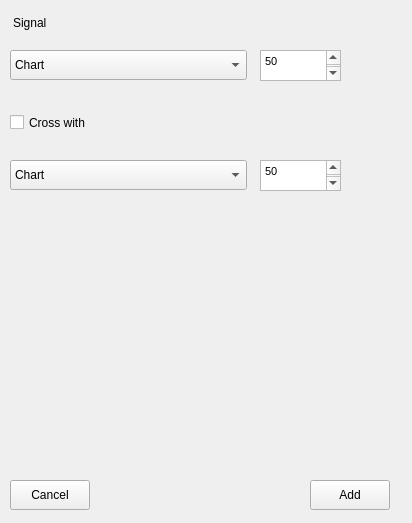
Old version of the form Forms/strategy.ui in the repository Arthur-g-p/StrategyTester.
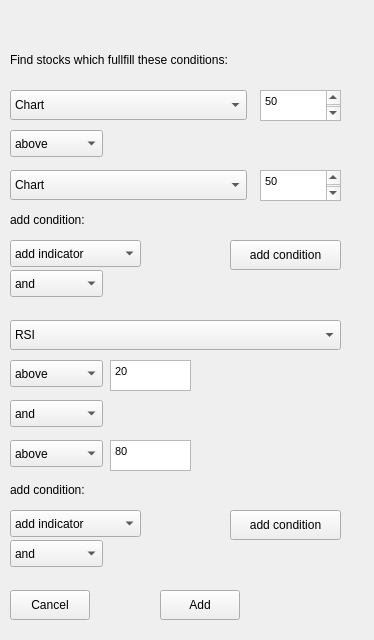
New version of the form.

Commit message: added strategyCrossing. Generalizing strategies

What changed in the file:
```diff
--- a/Forms/strategy.ui
+++ b/Forms/strategy.ui
@@ -6,8 +6,8 @@
    <rect>
     <x>0</x>
     <y>0</y>
-    <width>412</width>
-    <height>523</height>
+    <width>374</width>
+    <height>640</height>
    </rect>
   </property>
   <property name="minimumSize">
@@ -19,24 +19,11 @@
   <property name="windowTitle">
    <string>Form</string>
   </property>
-  <widget class="QCheckBox" name="checkBox">
-   <property name="geometry">
-    <rect>
-     <x>10</x>
-     <y>110</y>
-     <width>109</width>
-     <height>25</height>
-    </rect>
-   </property>
-   <property name="text">
-    <string>Cross with</string>
-   </property>
-  </widget>
   <widget class="QComboBox" name="comboBox_3">
    <property name="geometry">
     <rect>
      <x>10</x>
-     <y>160</y>
+     <y>170</y>
      <width>237</width>
      <height>30</height>
     </rect>
@@ -66,8 +53,8 @@
   <widget class="QPushButton" name="pushButton">
    <property name="geometry">
     <rect>
-     <x>310</x>
-     <y>480</y>
+     <x>160</x>
+     <y>590</y>
      <width>80</width>
      <height>30</height>
     </rect>
@@ -80,7 +67,7 @@
    <property name="geometry">
     <rect>
      <x>10</x>
-     <y>480</y>
+     <y>590</y>
      <width>80</width>
      <height>30</height>
     </rect>
@@ -89,24 +76,11 @@
     <string>Cancel</string>
    </property>
   </widget>
-  <widget class="QLabel" name="label">
-   <property name="geometry">
-    <rect>
-     <x>13</x>
-     <y>13</y>
-     <width>43</width>
-     <height>19</height>
-    </rect>
-   </property>
-   <property name="text">
-    <string>Signal</string>
-   </property>
-  </widget>
   <widget class="QTextEdit" name="textEdit">
    <property name="geometry">
     <rect>
      <x>260</x>
-     <y>50</y>
+     <y>90</y>
      <width>81</width>
      <height>31</height>
     </rect>
@@ -124,7 +98,7 @@
    <property name="geometry">
     <rect>
      <x>10</x>
-     <y>50</y>
+     <y>90</y>
      <width>237</width>
      <height>30</height>
     </rect>
@@ -155,7 +129,7 @@
    <property name="geometry">
     <rect>
      <x>260</x>
-     <y>160</y>
+     <y>170</y>
      <width>81</width>
      <height>31</height>
     </rect>
@@ -169,6 +143,301 @@
 &lt;p style=&quot;-qt-paragraph-type:empty; margin-top:0px; margin-bottom:0px; margin-left:0px; margin-right:0px; -qt-block-indent:0; text-indent:0px;&quot;&gt;&lt;br /&gt;&lt;/p&gt;&lt;/body&gt;&lt;/html&gt;</string>
    </property>
   </widget>
+  <widget class="QLabel" name="label_2">
+   <property name="geometry">
+    <rect>
+     <x>10</x>
+     <y>50</y>
+     <width>331</width>
+     <height>19</height>
+    </rect>
+   </property>
+   <property name="text">
+    <string>Find stocks which fullfill these conditions:</string>
+   </property>
+  </widget>
+  <widget class="QComboBox" name="comboBox">
+   <property name="geometry">
+    <rect>
+     <x>10</x>
+     <y>130</y>
+     <width>93</width>
+     <height>27</height>
+    </rect>
+   </property>
+   <item>
+    <property name="text">
+     <string>above</string>
+    </property>
+   </item>
+   <item>
+    <property name="text">
+     <string>below</string>
+    </property>
+   </item>
+  </widget>
+  <widget class="QComboBox" name="comboBox_2">
+   <property name="geometry">
+    <rect>
+     <x>10</x>
+     <y>240</y>
+     <width>131</width>
+     <height>27</height>
+    </rect>
+   </property>
+   <item>
+    <property name="text">
+     <string>add indicator </string>
+    </property>
+   </item>
+   <item>
+    <property name="text">
+     <string>add oscillator</string>
+    </property>
+   </item>
+   <item>
+    <property name="text">
+     <string/>
+    </property>
+   </item>
+  </widget>
+  <widget class="QTextEdit" name="textEdit_5">
+   <property name="geometry">
+    <rect>
+     <x>110</x>
+     <y>440</y>
+     <width>81</width>
+     <height>31</height>
+    </rect>
+   </property>
+   <property name="html">
+    <string>&lt;!DOCTYPE HTML PUBLIC &quot;-//W3C//DTD HTML 4.0//EN&quot; &quot;http://www.w3.org/TR/REC-html40/strict.dtd&quot;&gt;
+&lt;html&gt;&lt;head&gt;&lt;meta name=&quot;qrichtext&quot; content=&quot;1&quot; /&gt;&lt;style type=&quot;text/css&quot;&gt;
+p, li { white-space: pre-wrap; }
+&lt;/style&gt;&lt;/head&gt;&lt;body style=&quot; font-family:'MS Shell Dlg 2'; font-size:8pt; font-weight:400; font-style:normal;&quot;&gt;
+&lt;p style=&quot; margin-top:0px; margin-bottom:0px; margin-left:0px; margin-right:0px; -qt-block-indent:0; text-indent:0px;&quot;&gt;80&lt;/p&gt;&lt;/body&gt;&lt;/html&gt;</string>
+   </property>
+  </widget>
+  <widget class="QTextEdit" name="textEdit_6">
+   <property name="geometry">
+    <rect>
+     <x>110</x>
+     <y>360</y>
+     <width>81</width>
+     <height>31</height>
+    </rect>
+   </property>
+   <property name="html">
+    <string>&lt;!DOCTYPE HTML PUBLIC &quot;-//W3C//DTD HTML 4.0//EN&quot; &quot;http://www.w3.org/TR/REC-html40/strict.dtd&quot;&gt;
+&lt;html&gt;&lt;head&gt;&lt;meta name=&quot;qrichtext&quot; content=&quot;1&quot; /&gt;&lt;style type=&quot;text/css&quot;&gt;
+p, li { white-space: pre-wrap; }
+&lt;/style&gt;&lt;/head&gt;&lt;body style=&quot; font-family:'MS Shell Dlg 2'; font-size:8pt; font-weight:400; font-style:normal;&quot;&gt;
+&lt;p style=&quot; margin-top:0px; margin-bottom:0px; margin-left:0px; margin-right:0px; -qt-block-indent:0; text-indent:0px;&quot;&gt;20&lt;/p&gt;&lt;/body&gt;&lt;/html&gt;</string>
+   </property>
+  </widget>
+  <widget class="QComboBox" name="comboBox_8">
+   <property name="geometry">
+    <rect>
+     <x>10</x>
+     <y>360</y>
+     <width>93</width>
+     <height>27</height>
+    </rect>
+   </property>
+   <item>
+    <property name="text">
+     <string>above</string>
+    </property>
+   </item>
+   <item>
+    <property name="text">
+     <string>below</string>
+    </property>
+   </item>
+  </widget>
+  <widget class="QComboBox" name="comboBox_9">
+   <property name="geometry">
+    <rect>
+     <x>10</x>
+     <y>320</y>
+     <width>331</width>
+     <height>30</height>
+    </rect>
+   </property>
+   <property name="minimumSize">
+    <size>
+     <width>0</width>
+     <height>30</height>
+    </size>
+   </property>
+   <item>
+    <property name="text">
+     <string>RSI</string>
+    </property>
+   </item>
+  </widget>
+  <widget class="QComboBox" name="comboBox_10">
+   <property name="geometry">
+    <rect>
+     <x>10</x>
+     <y>400</y>
+     <width>93</width>
+     <height>27</height>
+    </rect>
+   </property>
+   <item>
+    <property name="text">
+     <string>and</string>
+    </property>
+   </item>
+   <item>
+    <property name="text">
+     <string>or</string>
+    </property>
+   </item>
+   <item>
+    <property name="text">
+     <string>no condition</string>
+    </property>
+   </item>
+  </widget>
+  <widget class="QPushButton" name="pushButton_3">
+   <property name="geometry">
+    <rect>
+     <x>230</x>
+     <y>240</y>
+     <width>111</width>
+     <height>30</height>
+    </rect>
+   </property>
+   <property name="text">
+    <string>add condition</string>
+   </property>
+  </widget>
+  <widget class="QComboBox" name="comboBox_11">
+   <property name="geometry">
+    <rect>
+     <x>10</x>
+     <y>270</y>
+     <width>93</width>
+     <height>27</height>
+    </rect>
+   </property>
+   <item>
+    <property name="text">
+     <string>and</string>
+    </property>
+   </item>
+   <item>
+    <property name="text">
+     <string>or</string>
+    </property>
+   </item>
+  </widget>
+  <widget class="QLabel" name="label_3">
+   <property name="geometry">
+    <rect>
+     <x>10</x>
+     <y>210</y>
+     <width>331</width>
+     <height>19</height>
+    </rect>
+   </property>
+   <property name="text">
+    <string>add condition:</string>
+   </property>
+  </widget>
+  <widget class="QComboBox" name="comboBox_12">
+   <property name="geometry">
+    <rect>
+     <x>10</x>
+     <y>440</y>
+     <width>93</width>
+     <height>27</height>
+    </rect>
+   </property>
+   <item>
+    <property name="text">
+     <string>above</string>
+    </property>
+   </item>
+   <item>
+    <property name="text">
+     <string>below</string>
+    </property>
+   </item>
+  </widget>
+  <widget class="QComboBox" name="comboBox_13">
+   <property name="geometry">
+    <rect>
+     <x>10</x>
+     <y>540</y>
+     <width>93</width>
+     <height>27</height>
+    </rect>
+   </property>
+   <item>
+    <property name="text">
+     <string>and</string>
+    </property>
+   </item>
+   <item>
+    <property name="text">
+     <string>or</string>
+    </property>
+   </item>
+  </widget>
+  <widget class="QComboBox" name="comboBox_4">
+   <property name="geometry">
+    <rect>
+     <x>10</x>
+     <y>510</y>
+     <width>131</width>
+     <height>27</height>
+    </rect>
+   </property>
+   <item>
+    <property name="text">
+     <string>add indicator </string>
+    </property>
+   </item>
+   <item>
+    <property name="text">
+     <string>add oscillator</string>
+    </property>
+   </item>
+   <item>
+    <property name="text">
+     <string/>
+    </property>
+   </item>
+  </widget>
+  <widget class="QPushButton" name="pushButton_4">
+   <property name="geometry">
+    <rect>
+     <x>230</x>
+     <y>510</y>
+     <width>111</width>
+     <height>30</height>
+    </rect>
+   </property>
+   <property name="text">
+    <string>add condition</string>
+   </property>
+  </widget>
+  <widget class="QLabel" name="label_4">
+   <property name="geometry">
+    <rect>
+     <x>10</x>
+     <y>480</y>
+     <width>331</width>
+     <height>19</height>
+    </rect>
+   </property>
+   <property name="text">
+    <string>add condition:</string>
+   </property>
+  </widget>
  </widget>
  <resources/>
  <connections/>
```
The commit also changes 15 other files.
